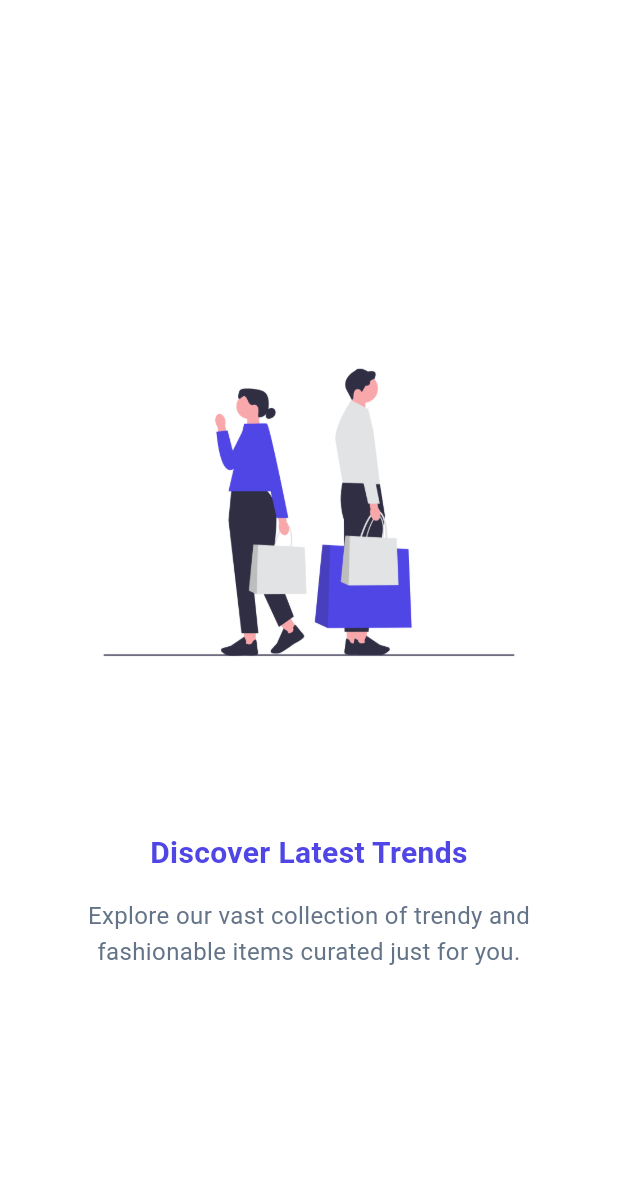
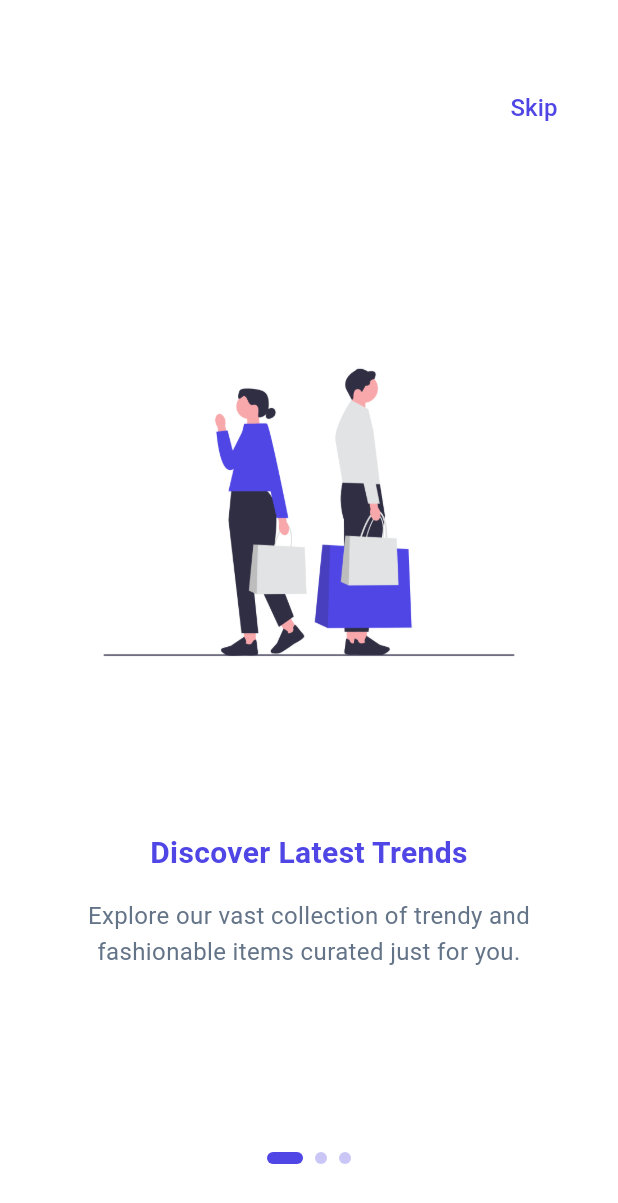
Before and after one commit to YahaniNethmini/E-Commerce-App, a Flutter app: the screen it shows after launch, on a phone screen of 412 x 824 dp. Shown: the top 1203 px of the screen. Run offline on Flutter 3.47's test engine with Material 3 defaults, Android fonts, the phone set to English and light mode, and no system bars; Roboto replaces fonts that are missing (Poppins).

Commit message:
update onboarding screen to swipe sliders

```diff
--- a/lib/screens/onboarding_screen.dart
+++ b/lib/screens/onboarding_screen.dart
@@ -1,3 +1,4 @@
+import 'package:e_commerce_app/screens/welcome_screen.dart';
 import 'package:e_commerce_app/theme/theme.dart';
 import 'package:flutter/material.dart';
 
@@ -47,6 +48,61 @@ class _OnboardingScreenState extends State<OnboardingScreen> {
               itemBuilder: (context, index) {
                 return OnboardingPage(data: _pages[index]);
               },
+          ),
+
+          Positioned(
+            top: 48,
+            right: 24,
+            child: TextButton(
+                onPressed: () {
+                  Navigator.push(
+                      context,
+                      MaterialPageRoute(
+                          builder: (context) => WelcomeScreen(),
+                      )
+                  );
+                },
+                child: Text(
+                  "Skip",
+                  style: TextStyle(
+                    color: AppTheme.primaryColor,
+                    fontSize: 16,
+                    fontWeight: FontWeight.w500,
+                  ),
+                )
+            ),
+          ),
+
+          Positioned(
+            bottom: 48,
+            left: 24,
+            right: 24,
+            child: Column(
+              children: [
+                Row(
+                  mainAxisAlignment: MainAxisAlignment.center,
+                  children: List.generate(
+                      _pages.length,
+                      (index) =>AnimatedContainer(
+                          duration: const Duration(
+                              milliseconds: 300
+                          ),
+                        margin: const EdgeInsets.symmetric(
+                            horizontal: 4
+                        ),
+                        height: 8,
+                        width: _currentPage == index ? 24 : 8,
+                        decoration: BoxDecoration(
+                          color: AppTheme.primaryColor.withOpacity(
+                              _currentPage == index ? 1 : 0.3
+                          ),
+                          borderRadius: BorderRadius.circular(4),
+                        ),
+                      ),
+                  ),
+                ),
+              ],
+            ),
           ),
         ],
       ),
--- /dev/null
+++ b/lib/screens/welcome_screen.dart
@@ -0,0 +1,10 @@
+import 'package:flutter/material.dart';
+
+class WelcomeScreen extends StatelessWidget {
+  const WelcomeScreen({super.key});
+
+  @override
+  Widget build(BuildContext context) {
+    return Scaffold();
+  }
+}
```
